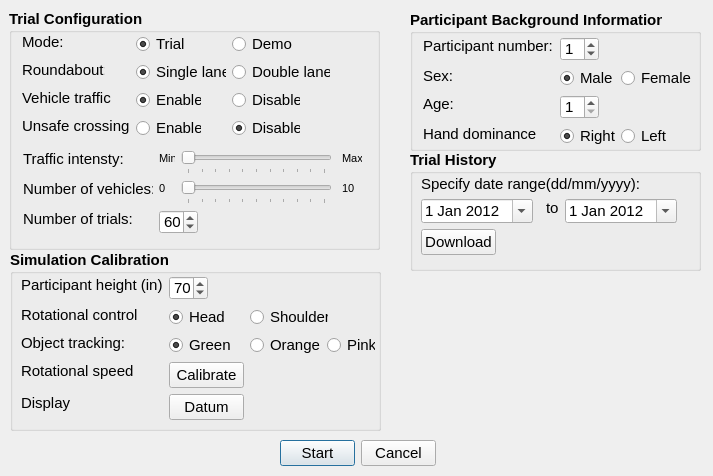
Above: demographics.ui from rkovessy/VeWalker before the change. Below: the same form after it.
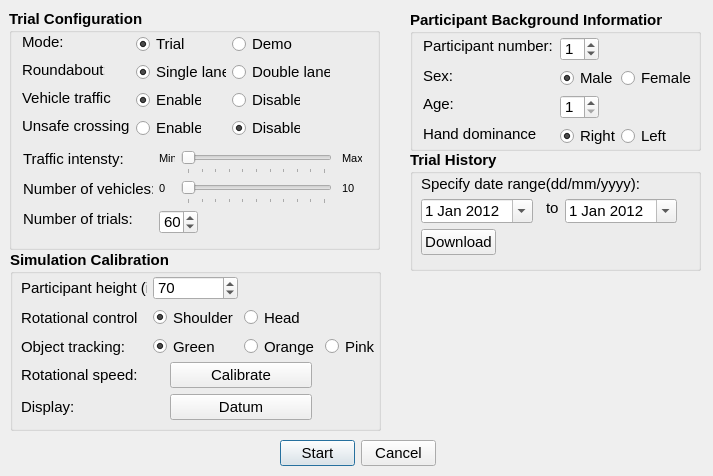
That is the form after the change.

Commit message: Added logic to disable some options on head control.  Made shoulder control default selection.

What changed in the file:
```diff
--- a/demographics.ui
+++ b/demographics.ui
@@ -555,76 +555,18 @@
    <property name="title">
     <string>Simulation Calibration</string>
    </property>
-   <widget class="QRadioButton" name="neonpink">
+   <widget class="QWidget" name="">
     <property name="geometry">
      <rect>
-      <x>317</x>
-      <y>84</y>
-      <width>48</width>
-      <height>22</height>
+      <x>11</x>
+      <y>26</y>
+      <width>359</width>
+      <height>82</height>
      </rect>
     </property>
-    <property name="sizePolicy">
-     <sizepolicy hsizetype="Fixed" vsizetype="Fixed">
-      <horstretch>0</horstretch>
-      <verstretch>0</verstretch>
-     </sizepolicy>
-    </property>
-    <property name="font">
-     <font>
-      <pointsize>11</pointsize>
-      <weight>50</weight>
-      <bold>false</bold>
-     </font>
-    </property>
-    <property name="text">
-     <string>Pink</string>
-    </property>
-    <property name="autoExclusive">
-     <bool>false</bool>
-    </property>
-   </widget>
-   <widget class="QPushButton" name="calibrate">
-    <property name="geometry">
-     <rect>
-      <x>159</x>
-      <y>112</y>
-      <width>75</width>
-      <height>26</height>
-     </rect>
-    </property>
-    <property name="font">
-     <font>
-      <pointsize>11</pointsize>
-      <weight>50</weight>
-      <bold>false</bold>
-     </font>
-    </property>
-    <property name="toolTip">
-     <string>Calibrate rotational speed based on lean extents.</string>
-    </property>
-    <property name="text">
-     <string>Calibrate</string>
-    </property>
-    <property name="checkable">
-     <bool>false</bool>
-    </property>
-    <property name="default">
-     <bool>true</bool>
-    </property>
-    <property name="flat">
-     <bool>false</bool>
-    </property>
-   </widget>
+    <layout class="QGridLayout" name="gridLayout">
+     <item row="0" column="0">
    <widget class="QLabel" name="heightlabel">
-    <property name="geometry">
-     <rect>
-      <x>11</x>
-      <y>26</y>
-      <width>142</width>
-      <height>18</height>
-     </rect>
-    </property>
     <property name="font">
      <font>
       <pointsize>11</pointsize>
@@ -636,15 +578,9 @@
      <string>Participant height (in):</string>
     </property>
    </widget>
+     </item>
+     <item row="0" column="1">
    <widget class="QSpinBox" name="participantheight">
-    <property name="geometry">
-     <rect>
-      <x>159</x>
-      <y>26</y>
-      <width>39</width>
-      <height>24</height>
-     </rect>
-    </property>
     <property name="font">
      <font>
       <pointsize>11</pointsize>
@@ -656,15 +592,84 @@
      <number>70</number>
     </property>
    </widget>
+     </item>
+     <item row="1" column="0">
+      <widget class="QLabel" name="trackinglabel_2">
+       <property name="maximumSize">
+        <size>
+         <width>130</width>
+         <height>16777215</height>
+        </size>
+       </property>
+       <property name="font">
+        <font>
+         <pointsize>11</pointsize>
+         <weight>50</weight>
+         <bold>false</bold>
+        </font>
+       </property>
+       <property name="text">
+        <string>Rotational control</string>
+       </property>
+      </widget>
+     </item>
+     <item row="1" column="1">
+      <widget class="QRadioButton" name="shoulderControl">
+       <property name="sizePolicy">
+        <sizepolicy hsizetype="Fixed" vsizetype="Fixed">
+         <horstretch>0</horstretch>
+         <verstretch>0</verstretch>
+        </sizepolicy>
+       </property>
+       <property name="font">
+        <font>
+         <pointsize>11</pointsize>
+         <weight>50</weight>
+         <bold>false</bold>
+        </font>
+       </property>
+       <property name="text">
+        <string>Shoulder</string>
+       </property>
+       <property name="checked">
+        <bool>true</bool>
+       </property>
+       <property name="autoExclusive">
+        <bool>false</bool>
+       </property>
+      </widget>
+     </item>
+     <item row="1" column="2">
+      <widget class="QRadioButton" name="headControl">
+       <property name="sizePolicy">
+        <sizepolicy hsizetype="Fixed" vsizetype="Fixed">
+         <horstretch>0</horstretch>
+         <verstretch>0</verstretch>
+        </sizepolicy>
+       </property>
+       <property name="font">
+        <font>
+         <pointsize>11</pointsize>
+         <weight>50</weight>
+         <bold>false</bold>
+        </font>
+       </property>
+       <property name="text">
+        <string>Head</string>
+       </property>
+       <property name="checkable">
+        <bool>true</bool>
+       </property>
+       <property name="checked">
+        <bool>false</bool>
+       </property>
+       <property name="autoExclusive">
+        <bool>false</bool>
+       </property>
+      </widget>
+     </item>
+     <item row="2" column="0">
    <widget class="QLabel" name="trackinglabel">
-    <property name="geometry">
-     <rect>
-      <x>11</x>
-      <y>84</y>
-      <width>103</width>
-      <height>18</height>
-     </rect>
-    </property>
     <property name="font">
      <font>
       <pointsize>11</pointsize>
@@ -676,15 +681,9 @@
      <string>Object tracking:</string>
     </property>
    </widget>
+     </item>
+     <item row="2" column="1">
    <widget class="QRadioButton" name="neongreen">
-    <property name="geometry">
-     <rect>
-      <x>159</x>
-      <y>84</y>
-      <width>62</width>
-      <height>22</height>
-     </rect>
-    </property>
     <property name="sizePolicy">
      <sizepolicy hsizetype="Fixed" vsizetype="Fixed">
       <horstretch>0</horstretch>
@@ -711,15 +710,9 @@
      <bool>false</bool>
     </property>
    </widget>
+     </item>
+     <item row="2" column="2">
    <widget class="QRadioButton" name="neonorange">
-    <property name="geometry">
-     <rect>
-      <x>240</x>
-      <y>84</y>
-      <width>71</width>
-      <height>22</height>
-     </rect>
-    </property>
     <property name="sizePolicy">
      <sizepolicy hsizetype="Fixed" vsizetype="Fixed">
       <horstretch>0</horstretch>
@@ -740,15 +733,44 @@
      <bool>false</bool>
     </property>
    </widget>
+     </item>
+     <item row="2" column="3">
+      <widget class="QRadioButton" name="neonpink">
+       <property name="sizePolicy">
+        <sizepolicy hsizetype="Fixed" vsizetype="Fixed">
+         <horstretch>0</horstretch>
+         <verstretch>0</verstretch>
+        </sizepolicy>
+       </property>
+       <property name="font">
+        <font>
+         <pointsize>11</pointsize>
+         <weight>50</weight>
+         <bold>false</bold>
+        </font>
+       </property>
+       <property name="text">
+        <string>Pink</string>
+       </property>
+       <property name="autoExclusive">
+        <bool>false</bool>
+       </property>
+      </widget>
+     </item>
+    </layout>
+   </widget>
+   <widget class="QWidget" name="">
+    <property name="geometry">
+     <rect>
+      <x>11</x>
+      <y>112</y>
+      <width>291</width>
+      <height>60</height>
+     </rect>
+    </property>
+    <layout class="QGridLayout" name="gridLayout_2">
+     <item row="0" column="0">
    <widget class="QLabel" name="rotationalspeed">
-    <property name="geometry">
-     <rect>
-      <x>11</x>
-      <y>112</y>
-      <width>112</width>
-      <height>18</height>
-     </rect>
-    </property>
     <property name="font">
      <font>
       <pointsize>11</pointsize>
@@ -760,15 +782,35 @@
      <string>Rotational speed:</string>
     </property>
    </widget>
+     </item>
+     <item row="0" column="1">
+      <widget class="QPushButton" name="calibrate">
+       <property name="font">
+        <font>
+         <pointsize>11</pointsize>
+         <weight>50</weight>
+         <bold>false</bold>
+        </font>
+       </property>
+       <property name="toolTip">
+        <string>Calibrate rotational speed based on lean extents.</string>
+       </property>
+       <property name="text">
+        <string>Calibrate</string>
+       </property>
+       <property name="checkable">
+        <bool>false</bool>
+       </property>
+       <property name="default">
+        <bool>true</bool>
+       </property>
+       <property name="flat">
+        <bool>false</bool>
+       </property>
+      </widget>
+     </item>
+     <item row="1" column="0">
    <widget class="QLabel" name="displaylabel">
-    <property name="geometry">
-     <rect>
-      <x>11</x>
-      <y>144</y>
-      <width>50</width>
-      <height>18</height>
-     </rect>
-    </property>
     <property name="font">
      <font>
       <pointsize>11</pointsize>
@@ -780,15 +822,9 @@
      <string>Display:</string>
     </property>
    </widget>
+     </item>
+     <item row="1" column="1">
    <widget class="QPushButton" name="datum">
-    <property name="geometry">
-     <rect>
-      <x>159</x>
-      <y>144</y>
-      <width>75</width>
-      <height>26</height>
-     </rect>
-    </property>
     <property name="font">
      <font>
       <pointsize>11</pointsize>
@@ -812,89 +848,8 @@
      <bool>false</bool>
     </property>
    </widget>
-   <widget class="QLabel" name="trackinglabel_2">
-    <property name="geometry">
-     <rect>
-      <x>11</x>
-      <y>56</y>
-      <width>116</width>
-      <height>18</height>
-     </rect>
-    </property>
-    <property name="font">
-     <font>
-      <pointsize>11</pointsize>
-      <weight>50</weight>
-      <bold>false</bold>
-     </font>
-    </property>
-    <property name="text">
-     <string>Rotational control:</string>
-    </property>
-   </widget>
-   <widget class="QRadioButton" name="headControl">
-    <property name="geometry">
-     <rect>
-      <x>159</x>
-      <y>56</y>
-      <width>57</width>
-      <height>22</height>
-     </rect>
-    </property>
-    <property name="sizePolicy">
-     <sizepolicy hsizetype="Fixed" vsizetype="Fixed">
-      <horstretch>0</horstretch>
-      <verstretch>0</verstretch>
-     </sizepolicy>
-    </property>
-    <property name="font">
-     <font>
-      <pointsize>11</pointsize>
-      <weight>50</weight>
-      <bold>false</bold>
-     </font>
-    </property>
-    <property name="text">
-     <string>Head</string>
-    </property>
-    <property name="checkable">
-     <bool>true</bool>
-    </property>
-    <property name="checked">
-     <bool>true</bool>
-    </property>
-    <property name="autoExclusive">
-     <bool>false</bool>
-    </property>
-   </widget>
-   <widget class="QRadioButton" name="shoulderControl">
-    <property name="geometry">
-     <rect>
-      <x>240</x>
-      <y>56</y>
-      <width>78</width>
-      <height>22</height>
-     </rect>
-    </property>
-    <property name="sizePolicy">
-     <sizepolicy hsizetype="Fixed" vsizetype="Fixed">
-      <horstretch>0</horstretch>
-      <verstretch>0</verstretch>
-     </sizepolicy>
-    </property>
-    <property name="font">
-     <font>
-      <pointsize>11</pointsize>
-      <weight>50</weight>
-      <bold>false</bold>
-     </font>
-    </property>
-    <property name="text">
-     <string>Shoulder</string>
-    </property>
-    <property name="autoExclusive">
-     <bool>false</bool>
-    </property>
+     </item>
+    </layout>
    </widget>
   </widget>
   <widget class="QGroupBox" name="groupBox_3">
```
Lines whose indentation alone changed are shown as unchanged. The commit also changes 12 other files.
